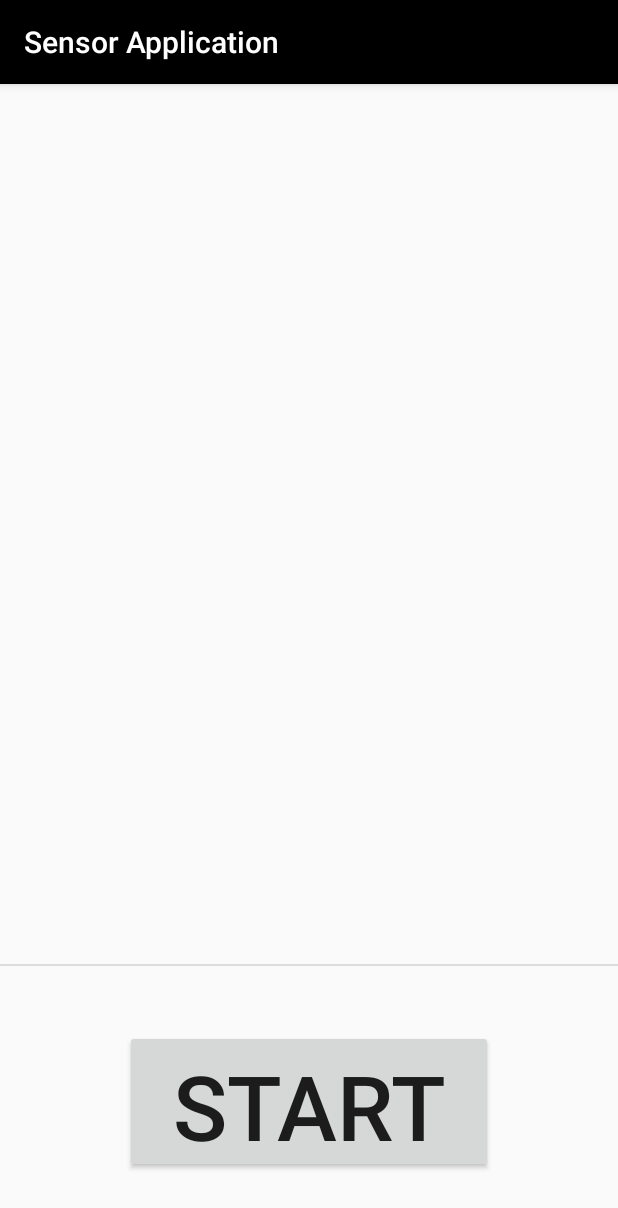
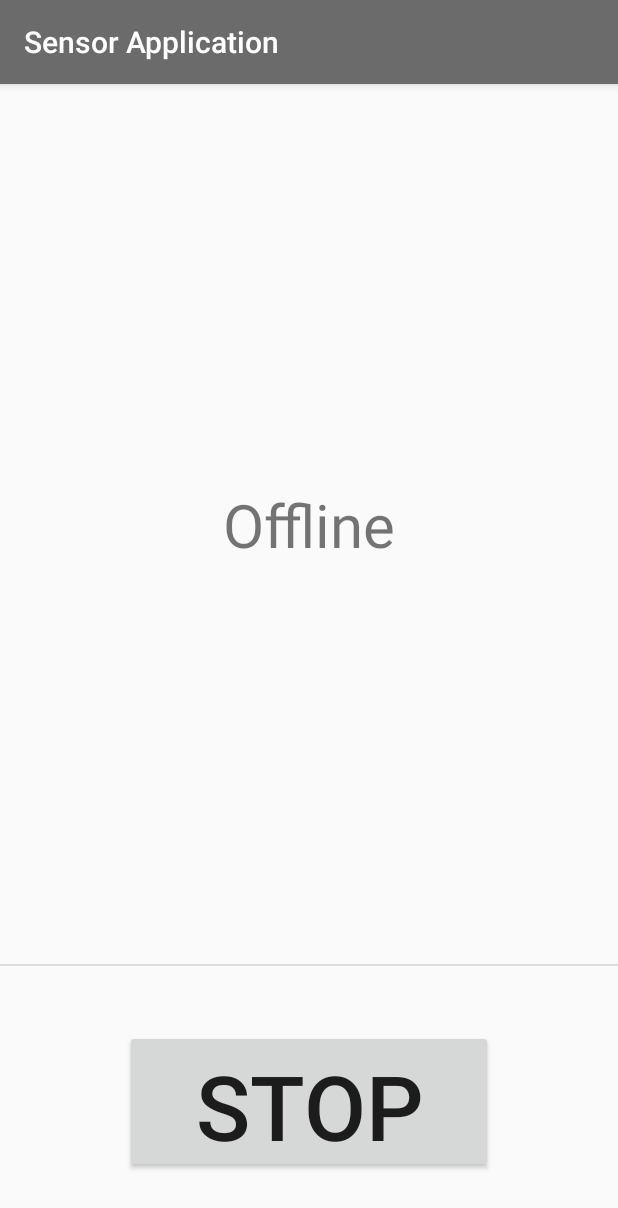
Before and after one commit to RakhithaRR/android-sensor-app, an Android app: the screen it shows after launch (MainActivity), after a tap on "START", on a phone screen of 412 x 824 dp. Shown: the top 1208 px of the screen. Run offline under Robolectric (Android 15) with nearby library versions, the phone set to English and light mode, and no system bars.

Commit message:
finalised initial version

```diff
--- a/app/src/main/java/com/example/sensorapplication/MainActivity.kt
+++ b/app/src/main/java/com/example/sensorapplication/MainActivity.kt
@@ -10,6 +10,7 @@ import android.os.Bundle
 import android.widget.Button
 import android.widget.TextView
 import androidx.core.view.isVisible
+import kotlinx.android.synthetic.main.activity_main.*
 
 class MainActivity : AppCompatActivity(), SensorEventListener {
 
@@ -21,25 +22,35 @@ class MainActivity : AppCompatActivity(), SensorEventListener {
 
         val startButton = findViewById<Button>(R.id.startButton)
         val stopButton = findViewById<Button>(R.id.stopButton)
-        val resultView = findViewById<TextView>(R.id.resultsView)
+        val resultView = findViewById<TextView>(R.id.resultsTextView)
 
         stopButton.isVisible = false
+        resultView.text = "Offline"
 
         startButton.setOnClickListener {
+            startButton.isVisible = false
+            sensorManager.registerListener(this, sensorManager.getDefaultSensor(Sensor.TYPE_ACCELEROMETER), SensorManager.SENSOR_DELAY_NORMAL)
+            stopButton.isVisible = true
 
         }
 
         stopButton.setOnClickListener {
+            stopButton.isVisible = false
+            sensorManager.unregisterListener(this, sensorManager.getDefaultSensor(Sensor.TYPE_ACCELEROMETER))
+            resultView.text = "Offline"
+            startButton.isVisible = true
 
         }
 
     }
 
-    override fun onSensorChanged(p0: SensorEvent?) {
-        TODO("not implemented") //To change body of created functions use File | Settings | File Templates.
+    override fun onSensorChanged(event: SensorEvent) {
+        resultsTextView.text = "X : \t${event.values[0]} \n\n" +
+                "Y : \t${event.values[1]} \n\n" +
+                "Z : \t${event.values[2]} \n\n"
     }
 
     override fun onAccuracyChanged(p0: Sensor?, p1: Int) {
-        TODO("not implemented") //To change body of created functions use File | Settings | File Templates.
+
     }
 }
--- a/app/src/main/res/layout/activity_main.xml
+++ b/app/src/main/res/layout/activity_main.xml
@@ -46,7 +46,7 @@
         app:layout_constraintTop_toBottomOf="@+id/divider" />
 
     <TextView
-        android:id="@+id/resultsView"
+        android:id="@+id/resultsTextView"
         android:layout_width="wrap_content"
         android:layout_height="wrap_content"
         android:textSize="40sp"
--- a/app/src/main/res/values/colors.xml
+++ b/app/src/main/res/values/colors.xml
@@ -1,6 +1,6 @@
 <?xml version="1.0" encoding="utf-8"?>
 <resources>
-    <color name="colorPrimary">#000000</color>
-    <color name="colorPrimaryDark">#000000</color>
+    <color name="colorPrimary">#6B6B6B</color>
+    <color name="colorPrimaryDark">#6B6B6B</color>
     <color name="colorAccent">#D81B60</color>
 </resources>
```
